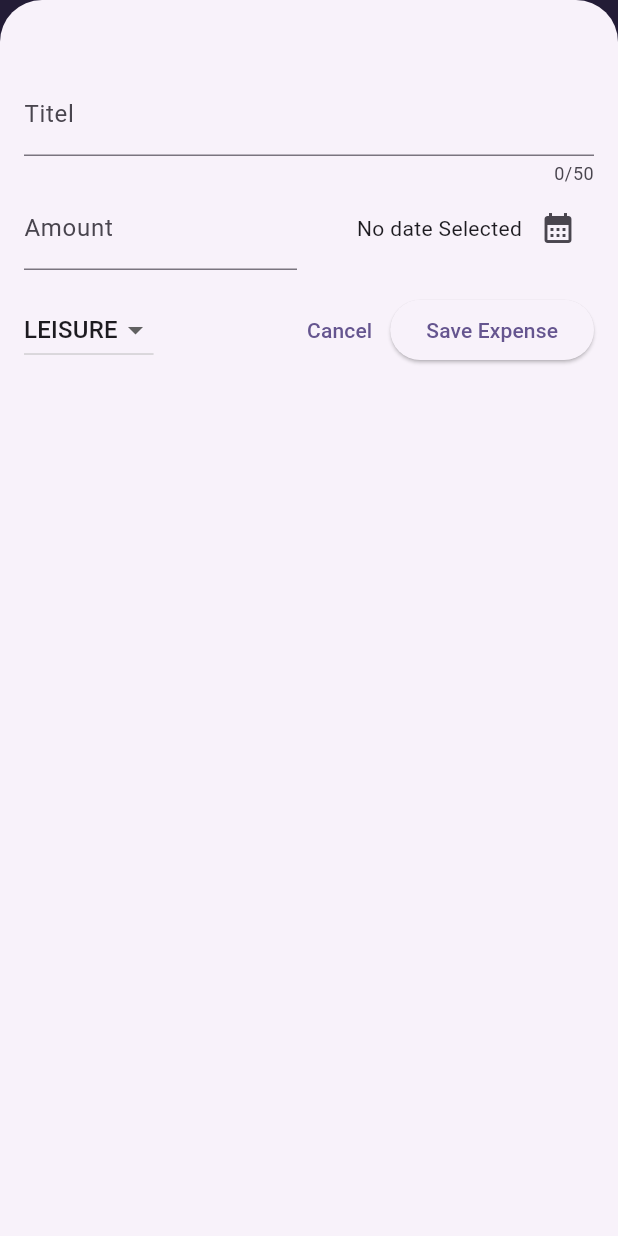
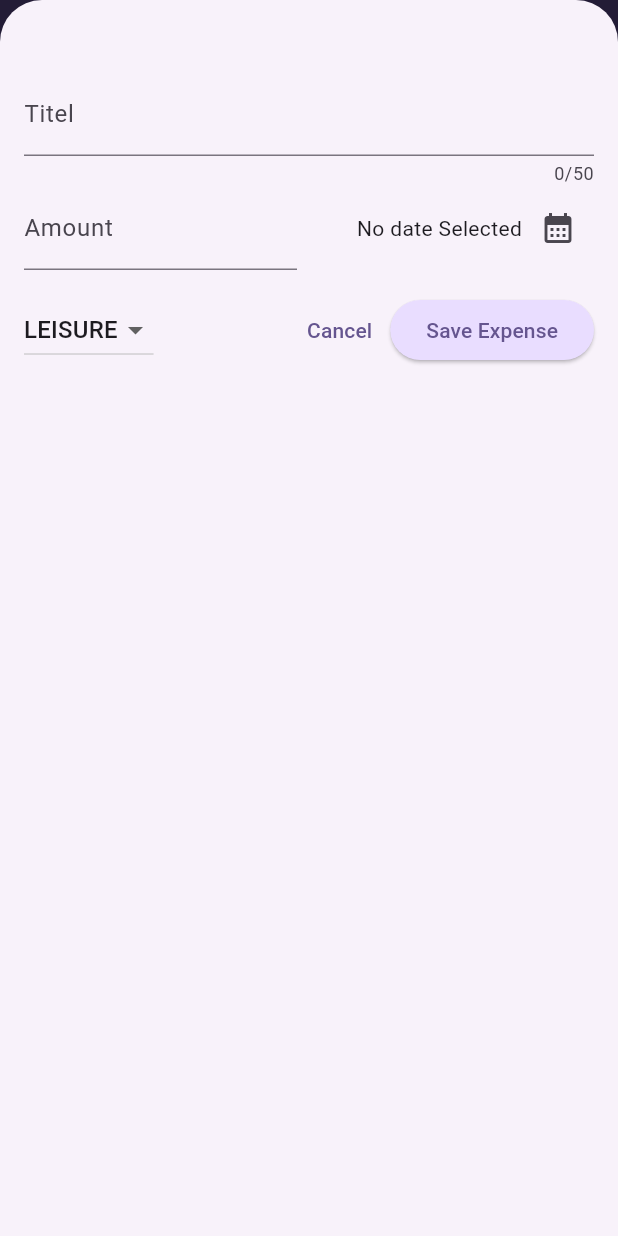
Before and after one commit to Hasnainkhan40/expense_tracker, a Flutter app: the screen it shows after launch, after a tap on the "add" icon, on a phone screen of 412 x 824 dp. Run offline on Flutter 3.47's test engine with Material 3 defaults, Android fonts, the phone set to English and light mode, and no system bars.

Commit message:
update code

```diff
--- a/lib/main.dart
+++ b/lib/main.dart
@@ -1,3 +1,4 @@
+// import 'package:flutter/gestures.dart';
 import 'package:flutter/material.dart';
 import 'package:expense_tracker/widgets/expenses.dart';
 
@@ -5,9 +6,27 @@ void main() {
   var kColorScheme = ColorScheme.fromSeed(
     seedColor: const Color.fromARGB(255, 96, 59, 181),
   );
+  var KDarkColorScheme = ColorScheme.fromSeed(
+    brightness: Brightness.dark,
+    seedColor: const Color.fromARGB(255, 5, 99, 125),
+  );
 
   runApp(
     MaterialApp(
+      darkTheme: ThemeData.dark().copyWith(
+        useMaterial3: true,
+        colorScheme: KDarkColorScheme,
+        cardTheme: const CardTheme().copyWith(
+          color: KDarkColorScheme.secondaryContainer,
+          margin: const EdgeInsets.symmetric(horizontal: 16, vertical: 8),
+        ),
+        elevatedButtonTheme: ElevatedButtonThemeData(
+          style: ElevatedButton.styleFrom(
+            backgroundColor: KDarkColorScheme.primaryContainer,
+            foregroundColor: KDarkColorScheme.onPrimaryContainer,
+          ),
+        ),
+      ),
       theme: ThemeData().copyWith(
         useMaterial3: true,
         colorScheme: kColorScheme,
@@ -15,7 +34,24 @@ void main() {
           backgroundColor: kColorScheme.onPrimaryContainer,
           foregroundColor: kColorScheme.primaryContainer,
         ),
+        cardTheme: const CardTheme().copyWith(
+          color: kColorScheme.secondaryContainer,
+          margin: const EdgeInsets.symmetric(horizontal: 16, vertical: 8),
+        ),
+        elevatedButtonTheme: ElevatedButtonThemeData(
+          style: ElevatedButton.styleFrom(
+            backgroundColor: kColorScheme.primaryContainer,
+          ),
+        ),
+        textTheme: ThemeData().textTheme.copyWith(
+          titleLarge: TextStyle(
+            fontWeight: FontWeight.normal,
+            color: kColorScheme.onSecondaryContainer,
+            fontSize: 16,
+          ),
+        ),
       ),
+      // themeMode: ThemeMode.system,
       home: const Expenses(),
     ),
   );
--- a/lib/models/expense.dart
+++ b/lib/models/expense.dart
@@ -1,3 +1,4 @@
+import 'package:expense_tracker/widgets/expenses.dart';
 import 'package:flutter/material.dart';
 // import 'package:flutter/widgets.dart';
 import 'package:uuid/uuid.dart';
@@ -34,3 +35,22 @@ class Expense {
     return formatter.format(date);
   }
 }
+
+class ExpenseBucket {
+  const ExpenseBucket({required this.category, required this.expenses});
+
+  ExpenseBucket.forCategory(List<Expense> allExpense, this.category)
+    : expenses =
+          allExpense.where((expense) => expense.category == category).toList();
+
+  final Category category;
+  final List<Expense> expenses;
+
+  double get totalExpenses {
+    double sum = 0;
+    for (final expense in expenses) {
+      sum += expense.amount;
+    }
+    return sum;
+  }
+}
--- /dev/null
+++ b/lib/widgets/chart/chart.dart
@@ -0,0 +1,95 @@
+import 'package:flutter/material.dart';
+
+import 'package:expense_tracker/widgets/chart/chart_bar.dart';
+import 'package:expense_tracker/models/expense.dart';
+
+class Chart extends StatelessWidget {
+  const Chart({super.key, required this.expenses});
+
+  final List<Expense> expenses;
+
+  List<ExpenseBucket> get buckets {
+    return [
+      ExpenseBucket.forCategory(expenses, Category.food),
+      ExpenseBucket.forCategory(expenses, Category.leisure),
+      ExpenseBucket.forCategory(expenses, Category.travel),
+      ExpenseBucket.forCategory(expenses, Category.work),
+    ];
+  }
+
+  double get maxTotalExpense {
+    double maxTotalExpense = 0;
+
+    for (final bucket in buckets) {
+      if (bucket.totalExpenses > maxTotalExpense) {
+        maxTotalExpense = bucket.totalExpenses;
+      }
+    }
+
+    return maxTotalExpense;
+  }
+
+  @override
+  Widget build(BuildContext context) {
+    final isDarkMode =
+        MediaQuery.of(context).platformBrightness == Brightness.dark;
+    return Container(
+      margin: const EdgeInsets.all(16),
+      padding: const EdgeInsets.symmetric(
+        vertical: 16,
+        horizontal: 8,
+      ),
+      width: double.infinity,
+      height: 180,
+      decoration: BoxDecoration(
+        borderRadius: BorderRadius.circular(8),
+        gradient: LinearGradient(
+          colors: [
+            Theme.of(context).colorScheme.primary.withOpacity(0.3),
+            Theme.of(context).colorScheme.primary.withOpacity(0.0)
+          ],
+          begin: Alignment.bottomCenter,
+          end: Alignment.topCenter,
+        ),
+      ),
+      child: Column(
+        children: [
+          Expanded(
+            child: Row(
+              crossAxisAlignment: CrossAxisAlignment.end,
+              children: [
+                for (final bucket in buckets) // alternative to map()
+                  ChartBar(
+                    fill: bucket.totalExpenses == 0
+                        ? 0
+                        : bucket.totalExpenses / maxTotalExpense,
+                  )
+              ],
+            ),
+          ),
+          const SizedBox(height: 12),
+          Row(
+            children: buckets
+                .map(
+                  (bucket) => Expanded(
+                    child: Padding(
+                      padding: const EdgeInsets.symmetric(horizontal: 4),
+                      child: Icon(
+                        categoryIcons[bucket.category],
+                        color: isDarkMode
+                            ? Theme.of(context).colorScheme.secondary
+                            : Theme.of(context)
+                                .colorScheme
+                                .primary
+                                .withOpacity(0.7),
+                      ),
+                    ),
+                  ),
+                )
+                .toList(),
+          )
+        ],
+      ),
+    );
+  }
+}
--- /dev/null
+++ b/lib/widgets/chart/chart_bar.dart
@@ -0,0 +1,34 @@
+import 'package:flutter/material.dart';
+
+class ChartBar extends StatelessWidget {
+  const ChartBar({
+    super.key,
+    required this.fill,
+  });
+
+  final double fill;
+
+  @override
+  Widget build(BuildContext context) {
+    final isDarkMode =
+        MediaQuery.of(context).platformBrightness == Brightness.dark;
+    return Expanded(
+      child: Padding(
+        padding: const EdgeInsets.symmetric(horizontal: 4),
+        child: FractionallySizedBox(
+          heightFactor: fill,
+          child: DecoratedBox(
+            decoration: BoxDecoration(
+              shape: BoxShape.rectangle,
+              borderRadius:
+                  const BorderRadius.vertical(top: Radius.circular(8)),
+              color: isDarkMode
+                  ? Theme.of(context).colorScheme.secondary
+                  : Theme.of(context).colorScheme.primary.withOpacity(0.65),
+            ),
+          ),
+        ),
+      ),
+    );
+  }
+}
--- a/lib/widgets/expenses.dart
+++ b/lib/widgets/expenses.dart
@@ -1,7 +1,8 @@
+import 'package:flutter/material.dart';
+import 'package:expense_tracker/widgets/new_expense.dart';
+import 'package:expense_tracker/models/expense.dart';
 import 'package:expense_tracker/widgets/expenses_list/expenses_list.dart';
-import 'package:expense_tracker/models/expense.dart';
-import 'package:expense_tracker/widgets/new_expense.dart';
-import 'package:flutter/material.dart';
+import 'package:expense_tracker/widgets/chart/chart.dart';
 
 class Expenses extends StatefulWidget {
   const Expenses({super.key});
@@ -82,7 +83,10 @@ class _ExpensesState extends State<Expenses> {
         ],
       ),
       body: Column(
-        children: [const Text('The chart'), Expanded(child: mainContent)],
+        children: [
+          Chart(expenses: _registeredExpenses),
+          Expanded(child: mainContent),
+        ],
       ),
     );
   }
--- a/lib/widgets/expenses_list/expenses_item.dart
+++ b/lib/widgets/expenses_list/expenses_item.dart
@@ -12,8 +12,9 @@ class ExpensesItem extends StatelessWidget {
       child: Padding(
         padding: const EdgeInsets.symmetric(horizontal: 20, vertical: 16),
         child: Column(
+          crossAxisAlignment: CrossAxisAlignment.start,
           children: [
-            Text(expense.title),
+            Text(expense.title, style: Theme.of(context).textTheme.titleLarge),
             const SizedBox(height: 4),
             Row(
               children: [
--- a/lib/widgets/expenses_list/expenses_list.dart
+++ b/lib/widgets/expenses_list/expenses_list.dart
@@ -19,6 +19,12 @@ class ExpensesList extends StatelessWidget {
       itemBuilder:
           (ctx, index) => Dismissible(
             key: ValueKey(expenses[index]),
+            background: Container(
+              color: Theme.of(context).colorScheme.error.withOpacity(0.75),
+              margin: EdgeInsets.symmetric(
+                horizontal: Theme.of(context).cardTheme.margin!.horizontal,
+              ),
+            ),
             child: ExpensesItem(expenses[index]),
             onDismissed: (direction) {
               onRemoveExpense(expenses[index]);
```
